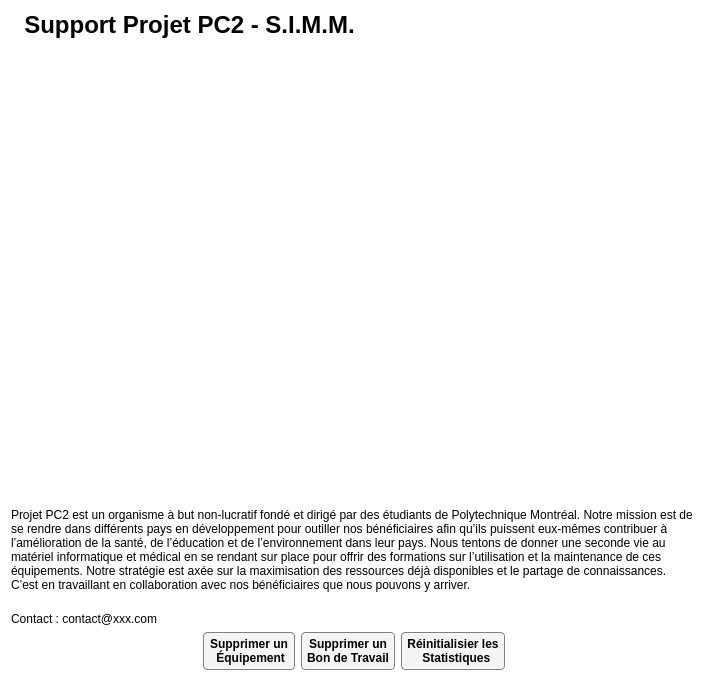
First picture: the form in Interface/FenetresEnUI/SupportPC2.ui, repository ProjetPC2/SIMM2.0-DEV, before the edit.
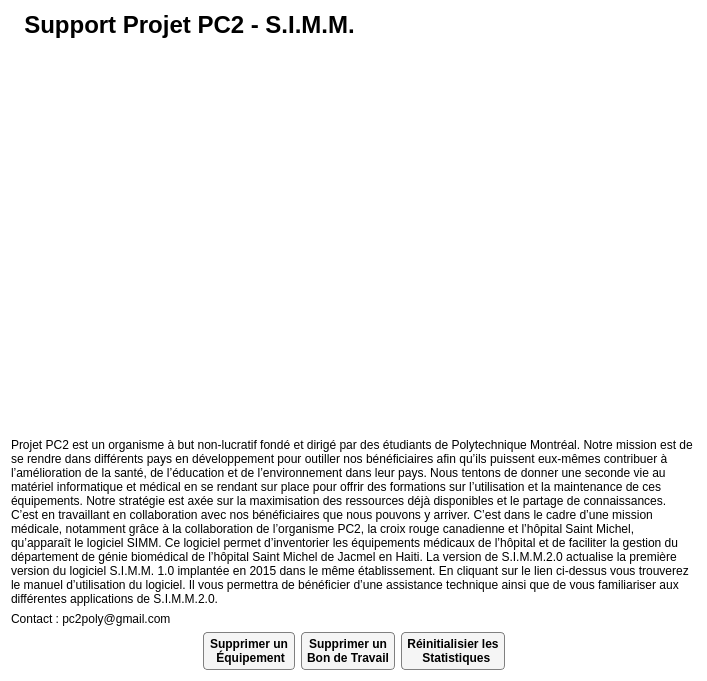
Second picture: the form after the edit. Icons and pictures are not drawn.

Commit message: changement texte page support

Patch:
```diff
--- a/Interface/FenetresEnUI/SupportPC2.ui
+++ b/Interface/FenetresEnUI/SupportPC2.ui
@@ -130,8 +130,7 @@
       <string notr="true">background:white;</string>
      </property>
      <property name="text">
-      <string>Projet PC2 est un organisme à but non-lucratif fondé et dirigé par des étudiants de Polytechnique Montréal. Notre mission est de se rendre dans différents pays en développement pour outiller nos bénéficiaires afin qu’ils puissent eux-mêmes contribuer à l’amélioration de la santé, de l’éducation et de l’environnement dans leur pays. Nous tentons de donner une seconde vie au matériel informatique et médical en se rendant sur place pour offrir des formations sur l’utilisation et la maintenance de ces équipements. Notre stratégie est axée sur la maximisation des ressources déjà disponibles et le partage de connaissances. C’est en travaillant en collaboration avec nos bénéficiaires que nous pouvons y arriver.
-</string>
+      <string>Projet PC2 est un organisme à but non-lucratif fondé et dirigé par des étudiants de Polytechnique Montréal. Notre mission est de se rendre dans différents pays en développement pour outiller nos bénéficiaires afin qu’ils puissent eux-mêmes contribuer à l’amélioration de la santé, de l’éducation et de l’environnement dans leur pays. Nous tentons de donner une seconde vie au matériel informatique et médical en se rendant sur place pour offrir des formations sur l’utilisation et la maintenance de ces équipements. Notre stratégie est axée sur la maximisation des ressources déjà disponibles et le partage de connaissances. C’est en travaillant en collaboration avec nos bénéficiaires que nous pouvons y arriver. C’est dans le cadre d’une mission médicale, notamment grâce à la collaboration de l’organisme PC2, la croix rouge canadienne et l’hôpital Saint Michel, qu’apparaît le logiciel SIMM. Ce logiciel permet d’inventorier les équipements médicaux de l’hôpital et de faciliter la gestion du département de génie biomédical de l’hôpital Saint Michel de Jacmel en Haiti. La version de S.I.M.M.2.0 actualise la première version du logiciel S.I.M.M. 1.0 implantée en 2015 dans le même établissement. En cliquant sur le lien ci-dessus vous trouverez le manuel d’utilisation du logiciel. Il vous permettra de bénéficier d’une assistance technique ainsi que de vous familiariser aux différentes applications de S.I.M.M.2.0.</string>
      </property>
      <property name="textFormat">
       <enum>Qt::PlainText</enum>
@@ -147,7 +146,7 @@
       <string notr="true">background:white;</string>
      </property>
      <property name="text">
-      <string>Contact : contact@xxx.com</string>
+      <string>Contact : pc2poly@gmail.com</string>
      </property>
     </widget>
    </item>
```
The commit also changes 1 other file.
